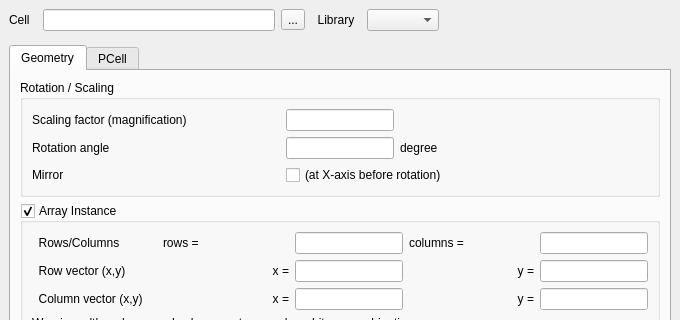
Qt form src/edt/edt/EditorOptionsInst.ui (KLayout/klayout) before a commit; both pictures show x 0 to 680 and y 0 to 320 of the 680 by 574 pixel window.
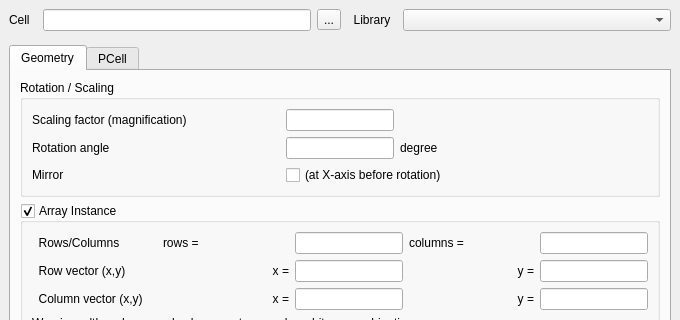
The same form after that commit. Custom widgets are drawn as their Qt base class.

Commit message:
PORT BACK: fixed a few flaws (fixed-width side panel ..)
1. On "save as" the filename displayed in the cell view selection box
   was not updated
2. The width of the library and cellview panel could not be reduced
   below the width of the combo boxes in the headers. So the
   panels might have become pretty wide without being able to reduce
   them.

```diff
--- a/src/edt/edt/EditorOptionsInst.ui
+++ b/src/edt/edt/EditorOptionsInst.ui
@@ -50,11 +50,9 @@
        </widget>
       </item>
       <item>
-       <widget class="QLineEdit" name="cell_le" >
-        <property name="sizePolicy" >
-         <sizepolicy>
-          <hsizetype>7</hsizetype>
-          <vsizetype>0</vsizetype>
+       <widget class="QLineEdit" name="cell_le">
+        <property name="sizePolicy">
+         <sizepolicy hsizetype="Expanding" vsizetype="Fixed">
           <horstretch>0</horstretch>
           <verstretch>0</verstretch>
          </sizepolicy>
@@ -76,33 +74,27 @@
        </widget>
       </item>
       <item>
-       <widget class="lay::LibrarySelectionComboBox" name="lib_cbx" />
-      </item>
-      <item>
-       <spacer>
-        <property name="orientation" >
-         <enum>Qt::Horizontal</enum>
+       <widget class="lay::LibrarySelectionComboBox" name="lib_cbx">
+        <property name="sizePolicy">
+         <sizepolicy hsizetype="Expanding" vsizetype="Fixed">
+          <horstretch>0</horstretch>
+          <verstretch>0</verstretch>
+         </sizepolicy>
         </property>
-        <property name="sizeHint" >
-         <size>
-          <width>40</width>
-          <height>20</height>
-         </size>
-        </property>
-       </spacer>
+       </widget>
       </item>
      </layout>
     </widget>
    </item>
    <item>
     <spacer>
-     <property name="orientation" >
+     <property name="orientation">
       <enum>Qt::Vertical</enum>
      </property>
-     <property name="sizeType" >
+     <property name="sizeType">
       <enum>QSizePolicy::Fixed</enum>
      </property>
-     <property name="sizeHint" >
+     <property name="sizeHint" stdset="0">
       <size>
        <width>522</width>
        <height>8</height>
@@ -426,10 +418,10 @@
    </item>
    <item>
     <spacer>
-     <property name="orientation" >
+     <property name="orientation">
       <enum>Qt::Vertical</enum>
      </property>
-     <property name="sizeHint" >
+     <property name="sizeHint" stdset="0">
       <size>
        <width>50</width>
        <height>8</height>
```
Left out of the diff: 348 changed lines with no effect on the pictures. The commit also changes 4 other files.
